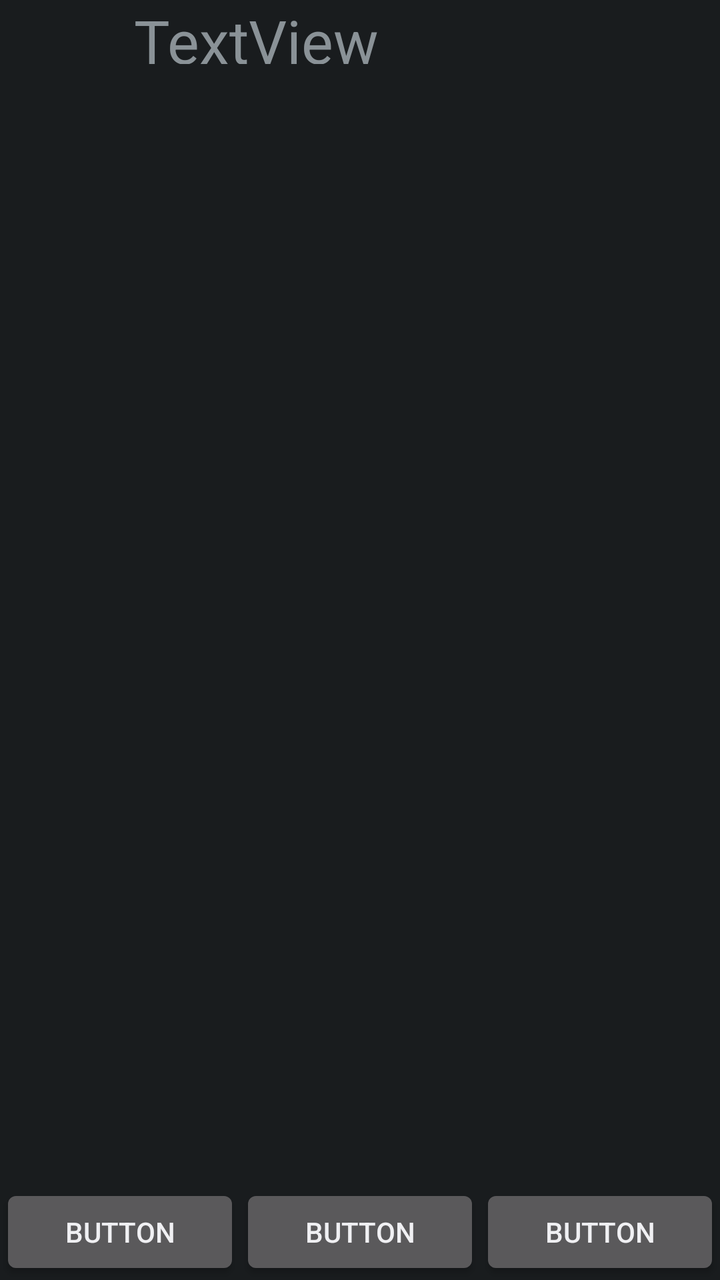
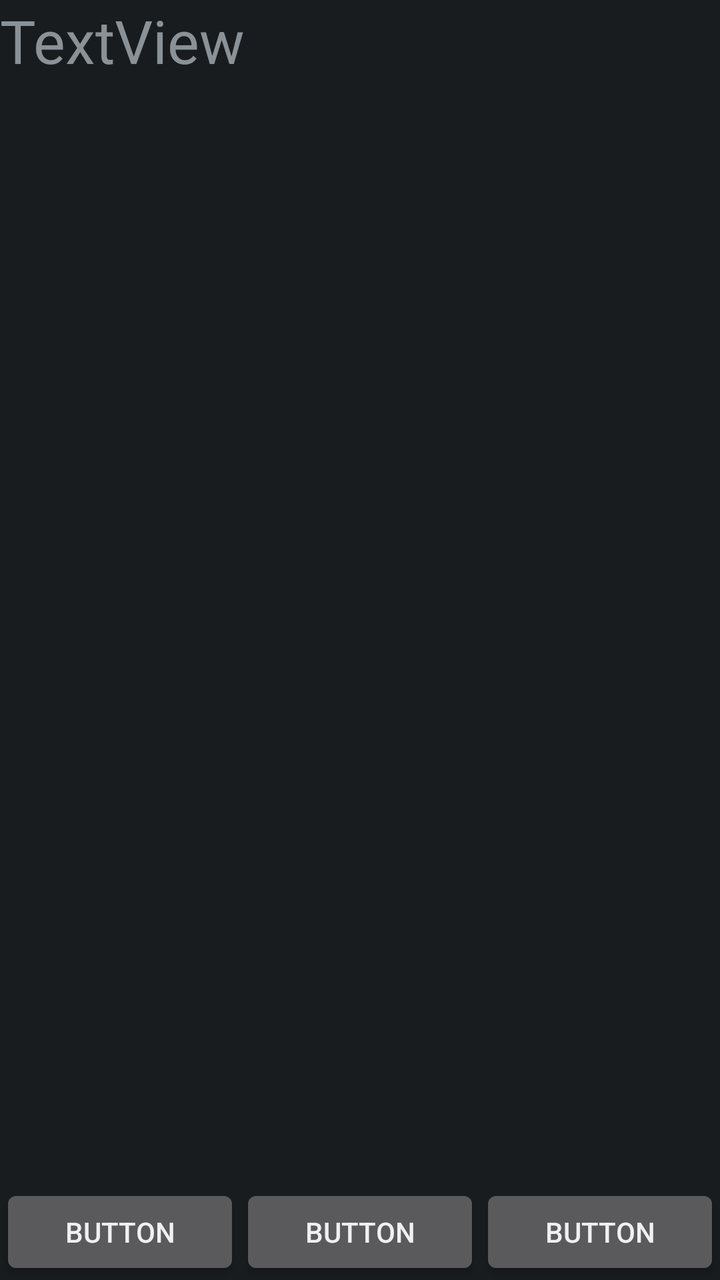

An Android layout rendered at two revisions. The XML below is the earlier revision; the diff shows what the commit changed to produce the second picture.
<!-- AndroidManifest.xml: application theme AppTheme -->
<!-- res/layout/fragment_conversationview.xml -->
<?xml version="1.0" encoding="utf-8"?>
<android.support.constraint.ConstraintLayout xmlns:android="http://schemas.android.com/apk/res/android"
    xmlns:app="http://schemas.android.com/apk/res-auto"
    xmlns:tools="http://schemas.android.com/tools"
    android:id="@+id/relativeLayout"
    android:layout_width="fill_parent"
    android:layout_height="match_parent"
    android:orientation="vertical"
    android:weightSum="2">

    <TextView
        android:id="@+id/chatTitleTextView"
        android:layout_width="226dp"
        android:layout_height="32dp"
        android:gravity="left"
        android:text="TextView"
        android:textSize="30sp"
        app:layout_constraintBottom_toTopOf="@+id/receivedMessagesListView"
        app:layout_constraintEnd_toStartOf="@+id/button"
        app:layout_constraintStart_toStartOf="parent"
        app:layout_constraintTop_toTopOf="parent" />

    <ListView
        android:id="@+id/receivedMessagesListView"
        android:layout_width="0dp"
        android:layout_height="0dp"
        app:layout_constraintBottom_toTopOf="@+id/recordButton"
        app:layout_constraintEnd_toStartOf="@+id/sentMessagesListView"
        app:layout_constraintStart_toStartOf="parent"
        app:layout_constraintTop_toBottomOf="@+id/chatTitleTextView"/>

    <Button
        android:id="@+id/recordButton"
        android:layout_width="0dp"
        android:layout_height="wrap_content"
        android:text="Button"
        app:layout_constraintBottom_toBottomOf="parent"
        app:layout_constraintEnd_toStartOf="@+id/morseButton"
        app:layout_constraintStart_toStartOf="parent"
        app:layout_constraintTop_toBottomOf="@+id/receivedMessagesListView" />

    <Button
        android:id="@+id/morseButton"
        android:layout_width="0dp"
        android:layout_height="wrap_content"
        android:text="Button"
        app:layout_constraintBottom_toBottomOf="parent"
        app:layout_constraintEnd_toStartOf="@+id/sendButton"
        app:layout_constraintStart_toEndOf="@+id/recordButton"
        app:layout_constraintTop_toBottomOf="@+id/receivedMessagesListView" />

    <Button
        android:id="@+id/sendButton"
        android:layout_width="0dp"
        android:layout_height="wrap_content"
        android:text="Button"
        app:layout_constraintBottom_toBottomOf="parent"
        app:layout_constraintEnd_toEndOf="parent"
        app:layout_constraintStart_toEndOf="@+id/morseButton"
        app:layout_constraintTop_toBottomOf="@+id/receivedMessagesListView" />

    <ListView
        android:id="@+id/sentMessagesListView"
        android:layout_width="0dp"
        android:layout_height="0dp"
        app:layout_constraintBottom_toTopOf="@+id/sendButton"
        app:layout_constraintEnd_toEndOf="parent"
        app:layout_constraintStart_toEndOf="@+id/receivedMessagesListView"
        app:layout_constraintTop_toBottomOf="@+id/chatTitleTextView" />

    <Button
        android:id="@+id/button"
        android:layout_width="0dp"
        android:layout_height="0dp"
        android:text="Button"
        app:layout_constraintBottom_toTopOf="@+id/sentMessagesListView"
        app:layout_constraintEnd_toEndOf="parent"
        app:layout_constraintTop_toTopOf="parent" />
</android.support.constraint.ConstraintLayout>
<!-- resources referenced by this layout -->
<resources>
  <style name="AppTheme" parent="android:Theme.DeviceDefault">
          
          <item name="android:windowActionBar">false</item>
          <item name="android:windowNoTitle">true</item>
      </style>
</resources>

<!-- the commit's change to res/layout/fragment_conversationview.xml (unified diff, before → after) -->
@@ -10,8 +10,8 @@
 
     <TextView
         android:id="@+id/chatTitleTextView"
-        android:layout_width="226dp"
-        android:layout_height="32dp"
+        android:layout_width="0dp"
+        android:layout_height="wrap_content"
         android:gravity="left"
         android:text="TextView"
         android:textSize="30sp"
